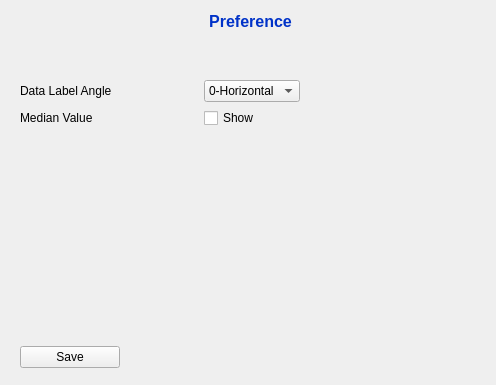
First picture: the form in view/ui/Preference.ui, repository kdt89/py_PUC_Boxplot, before the edit.
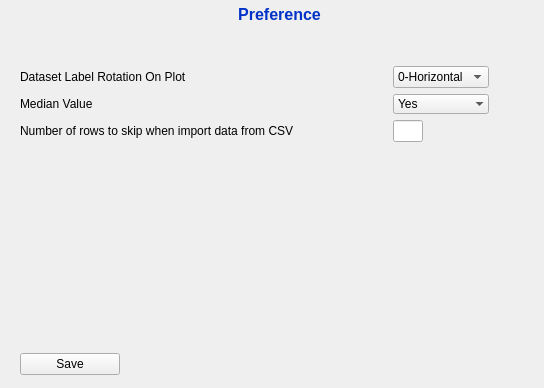
Second picture: the form after the edit.

Patch:
```diff
--- a/view/ui/Preference.ui
+++ b/view/ui/Preference.ui
@@ -6,8 +6,8 @@
    <rect>
     <x>0</x>
     <y>0</y>
-    <width>496</width>
-    <height>385</height>
+    <width>544</width>
+    <height>388</height>
    </rect>
   </property>
   <property name="sizePolicy">
@@ -36,7 +36,7 @@
     <rect>
      <x>20</x>
      <y>0</y>
-     <width>461</width>
+     <width>519</width>
      <height>381</height>
     </rect>
    </property>
@@ -102,25 +102,6 @@
       <property name="sizeConstraint">
        <enum>QLayout::SetDefaultConstraint</enum>
       </property>
-      <item row="0" column="0" alignment="Qt::AlignLeft">
-       <widget class="QLabel" name="label">
-        <property name="sizePolicy">
-         <sizepolicy hsizetype="Preferred" vsizetype="Fixed">
-          <horstretch>0</horstretch>
-          <verstretch>0</verstretch>
-         </sizepolicy>
-        </property>
-        <property name="maximumSize">
-         <size>
-          <width>300</width>
-          <height>100</height>
-         </size>
-        </property>
-        <property name="text">
-         <string notr="true">Data Label Angle</string>
-        </property>
-       </widget>
-      </item>
       <item row="1" column="0" alignment="Qt::AlignLeft">
        <widget class="QLabel" name="label_2">
         <property name="text">
@@ -147,13 +128,41 @@
         </item>
        </widget>
       </item>
-      <item row="1" column="2" alignment="Qt::AlignLeft">
-       <widget class="QCheckBox" name="checkBox">
+      <item row="0" column="0" alignment="Qt::AlignLeft">
+       <widget class="QLabel" name="label">
+        <property name="sizePolicy">
+         <sizepolicy hsizetype="Preferred" vsizetype="Fixed">
+          <horstretch>0</horstretch>
+          <verstretch>0</verstretch>
+         </sizepolicy>
+        </property>
+        <property name="maximumSize">
+         <size>
+          <width>300</width>
+          <height>100</height>
+         </size>
+        </property>
         <property name="text">
-         <string>Show</string>
+         <string notr="true">Dataset Label Rotation On Plot</string>
         </property>
        </widget>
       </item>
+      <item row="0" column="3">
+       <spacer name="horizontalSpacer_2">
+        <property name="orientation">
+         <enum>Qt::Horizontal</enum>
+        </property>
+        <property name="sizeType">
+         <enum>QSizePolicy::Fixed</enum>
+        </property>
+        <property name="sizeHint" stdset="0">
+         <size>
+          <width>50</width>
+          <height>20</height>
+         </size>
+        </property>
+       </spacer>
+      </item>
       <item row="0" column="1">
        <spacer name="horizontalSpacer">
         <property name="orientation">
@@ -170,21 +179,71 @@
         </property>
        </spacer>
       </item>
-      <item row="0" column="3">
-       <spacer name="horizontalSpacer_2">
-        <property name="orientation">
-         <enum>Qt::Horizontal</enum>
+      <item row="2" column="0">
+       <widget class="QLabel" name="label_3">
+        <property name="text">
+         <string>Number of rows to skip when import data from CSV</string>
         </property>
-        <property name="sizeType">
-         <enum>QSizePolicy::Fixed</enum>
+       </widget>
+      </item>
+      <item row="2" column="2">
+       <widget class="QLineEdit" name="lineEdit_NumRowToSkipImportData">
+        <property name="sizePolicy">
+         <sizepolicy hsizetype="Minimum" vsizetype="Fixed">
+          <horstretch>0</horstretch>
+          <verstretch>0</verstretch>
+         </sizepolicy>
         </property>
-        <property name="sizeHint" stdset="0">
+        <property name="maximumSize">
          <size>
-          <width>140</width>
-          <height>20</height>
+          <width>30</width>
+          <height>16777215</height>
          </size>
         </property>
-       </spacer>
+       </widget>
+      </item>
+      <item row="1" column="2">
+       <widget class="QComboBox" name="comboBox_plotMedianYesNo">
+        <property name="font">
+         <font>
+          <family>Tahoma</family>
+         </font>
+        </property>
+        <property name="toolTip">
+         <string notr="true"/>
+        </property>
+        <property name="statusTip">
+         <string notr="true"/>
+        </property>
+        <property name="whatsThis">
+         <string notr="true"/>
+        </property>
+        <property name="accessibleName">
+         <string notr="true"/>
+        </property>
+        <property name="layoutDirection">
+         <enum>Qt::LeftToRight</enum>
+        </property>
+        <property name="currentText">
+         <string notr="true">Yes</string>
+        </property>
+        <property name="placeholderText">
+         <string notr="true"/>
+        </property>
+        <property name="frame">
+         <bool>false</bool>
+        </property>
+        <item>
+         <property name="text">
+          <string notr="true">Yes</string>
+         </property>
+        </item>
+        <item>
+         <property name="text">
+          <string notr="true">No</string>
+         </property>
+        </item>
+       </widget>
       </item>
      </layout>
     </item>
```
